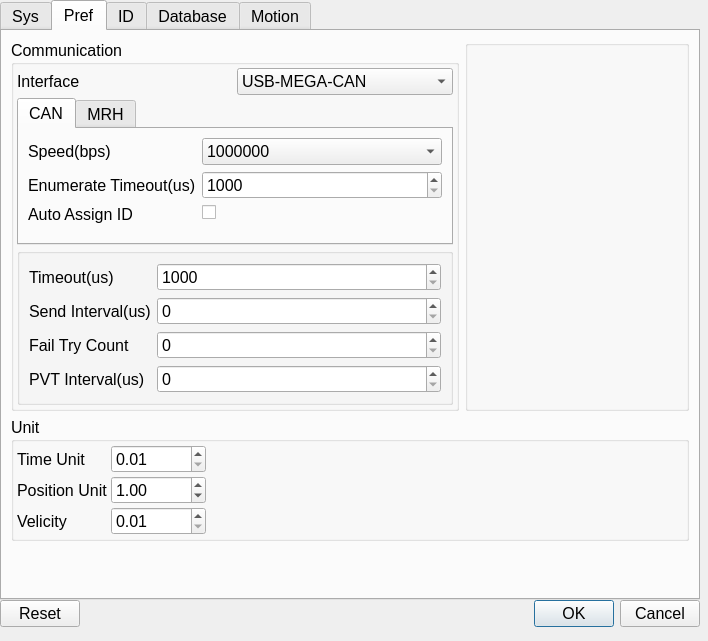
ww4u/megarobostudio, file source/wnd/ui/syspref.ui: the form before one commit.
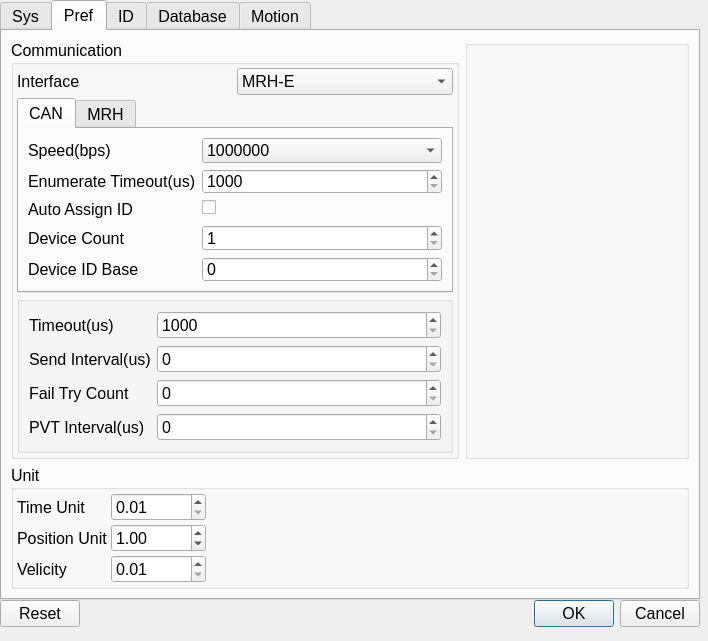
The form after the commit. The open tabs and pages were chosen to show the change. Icons and pictures are not drawn.

The edit to the form file:
```diff
--- a/source/wnd/ui/syspref.ui
+++ b/source/wnd/ui/syspref.ui
@@ -396,7 +396,7 @@
               </property>
               <item>
                <property name="text">
-                <string>USB-MEGA-CAN</string>
+                <string>MRH-E</string>
                </property>
                <property name="icon">
                 <iconset resource="../res/res.qrc">
@@ -575,6 +575,33 @@
                   </property>
                  </widget>
                 </item>
+                <item row="3" column="1">
+                 <widget class="QSpinBox" name="spinDeviceCount">
+                  <property name="minimum">
+                   <number>1</number>
+                  </property>
+                  <property name="maximum">
+                   <number>10</number>
+                  </property>
+                 </widget>
+                </item>
+                <item row="3" column="0">
+                 <widget class="QLabel" name="label_34">
+                  <property name="text">
+                   <string>Device Count</string>
+                  </property>
+                 </widget>
+                </item>
+                <item row="4" column="0">
+                 <widget class="QLabel" name="label_35">
+                  <property name="text">
+                   <string>Device ID Base</string>
+                  </property>
+                 </widget>
+                </item>
+                <item row="4" column="1">
+                 <widget class="QSpinBox" name="spinDeviceId"/>
+                </item>
                </layout>
               </widget>
               <widget class="QWidget" name="tab_6">
```
Left out of the diff: 42 changed lines with no effect on the pictures.
